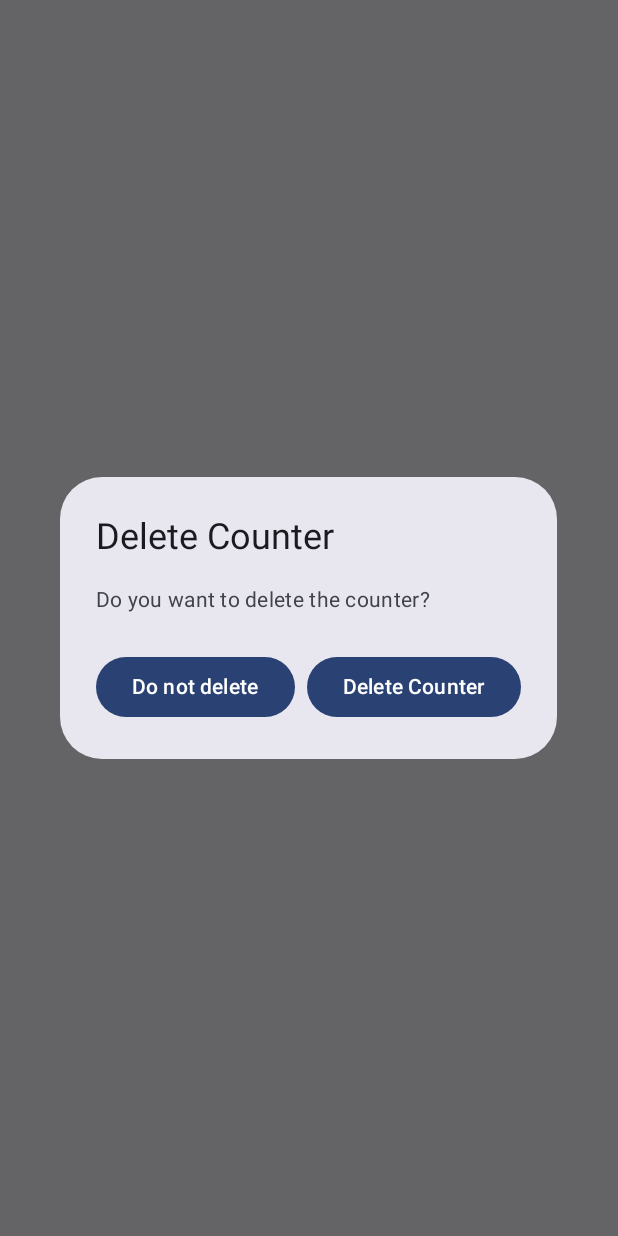
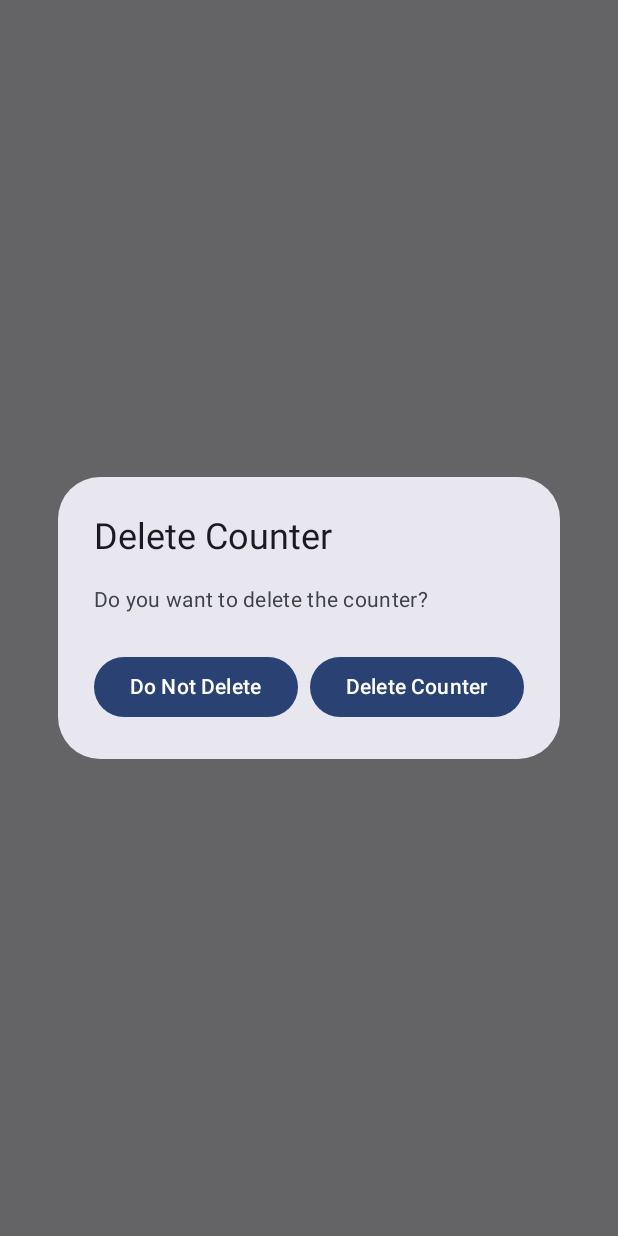
Before and after one commit to commanderpepper/AdvanceCounter, an Android app built with Jetpack Compose: the composable DeleteCounterDialog shown on its own in the app's theme, on a phone screen of 412 x 824 dp. Run offline under Robolectric (Android 15) with nearby library versions, the light colour scheme and no system bars.

Commit message:
Implemented the delete dialog in CounterItem.

```diff
--- a/ui/src/main/java/com/commanderpepper/advancecounter/ui/deletecounterdialog/DeleteCounterDialog.kt
+++ b/ui/src/main/java/com/commanderpepper/advancecounter/ui/deletecounterdialog/DeleteCounterDialog.kt
@@ -8,7 +8,7 @@ import androidx.compose.ui.Modifier
 
 @Composable
 fun DeleteCounterDialog(
-    modifier: Modifier,
+    modifier: Modifier = Modifier,
     onConfirmClick: () -> Unit,
     onDismissRequest: () -> Unit
 ){
@@ -22,7 +22,7 @@ fun DeleteCounterDialog(
         },
         dismissButton = {
             Button(onClick = { onDismissRequest() }) {
-                Text(text = "Do not delete")
+                Text(text = "Do Not Delete")
             }
         },
         confirmButton = {
```
Also changed, not shown: ui/src/main/java/com/commanderpepper/advancecounter/ui/items/CounterItem.kt (+12 -3 lines).
